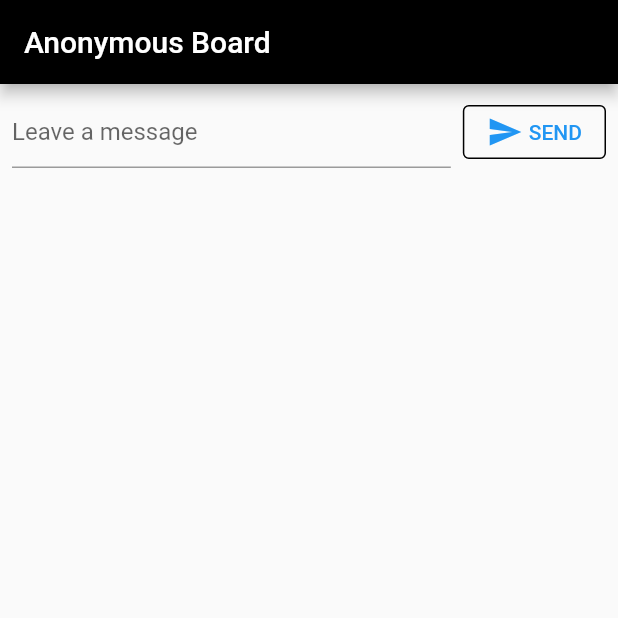
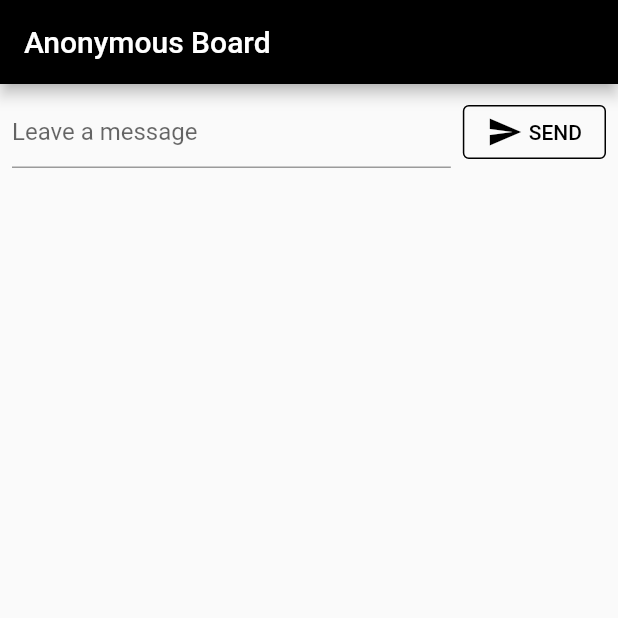
Before and after one commit to hspark15429/uniberry, a Flutter app: the TopPage screen opened by its route, item 3 of the bottom bar chosen, on a phone screen of 412 x 824 dp, the top half of it. Run offline on Flutter 3.47's test engine with Material 2 defaults, Android fonts, the phone set to English and light mode, and no system bars; our stand-ins replace cloud_firestore, email_validator, firebase_auth, firebase_core, firebase_dynamic_links, go_router; missing offline and left inert: firebase_ui_localizations, firebase_ui_oauth, firebase_ui_shared; accounts and stored records are empty; generated files the repository leaves out were written again.

Commit message:
little changes

```diff
--- a/lib/guest_book.dart
+++ b/lib/guest_book.dart
@@ -61,9 +61,15 @@ class _GuestBookState extends State<GuestBook> {
                   },
                   child: Row(
                     children: const [
-                      Icon(Icons.send),
+                      Icon(
+                        color: Colors.black,
+                        Icons.send,
+                      ),
                       SizedBox(width: 4),
-                      Text('SEND'),
+                      Text(
+                        style: TextStyle(color: Colors.black),
+                        'SEND',
+                      ),
                     ],
                   ),
                 ),
@@ -74,7 +80,7 @@ class _GuestBookState extends State<GuestBook> {
         // Modify from here...
         const SizedBox(height: 8),
         for (var message in widget.messages) ...[
-          Paragraph('익명: ${message.message}'),
+          Paragraph('Anon: ${message.message}'),
           // Paragraph('${message.message}')
         ],
         const SizedBox(height: 8),
```
